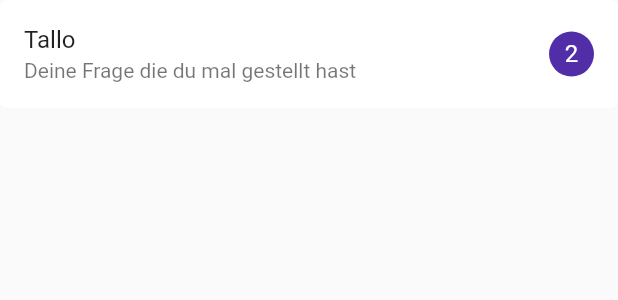
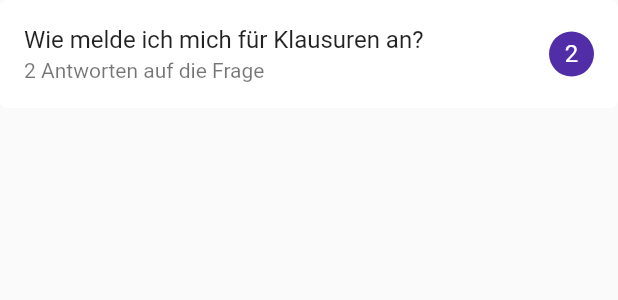
Before and after one commit to JapanNeinpan/mentor-chatbot, a Flutter app: the InboxMessage widget shown alone on an empty page, opened directly, on a phone screen of 412 x 824 dp. Shown: the top 300 px of the screen. Run offline on Flutter 3.47's test engine with Material 2 defaults, Android fonts, the phone set to English and light mode, and no system bars; our stand-ins replace bubble; missing offline and left inert: flutter_socket_io, number_display; network calls fail.

Commit message:
Update inbox_message.dart

```diff
--- a/lib/widgets/inbox_message.dart
+++ b/lib/widgets/inbox_message.dart
@@ -9,8 +9,8 @@ class InboxMessage extends StatelessWidget {
         borderRadius: BorderRadius.all(Radius.circular(5)),
       ),
       child: new ListTile(
-        title: Text("Tallo"),
-        subtitle: Text("Deine Frage die du mal gestellt hast"),
+        title: Text("Wie melde ich mich für Klausuren an?"),
+        subtitle: Text("2 Antworten auf die Frage"),
         trailing: CircleAvatar(
           child: Center(child: Text("2")),
           maxRadius: 15,
```
